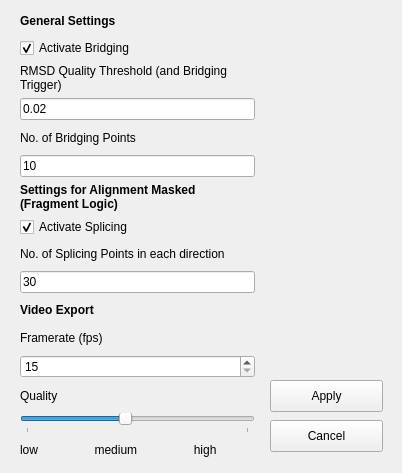
Before: the Qt Designer form MolVista/modules/settings.ui in ts-quantum/MolSuite, drawn with Qt 5.
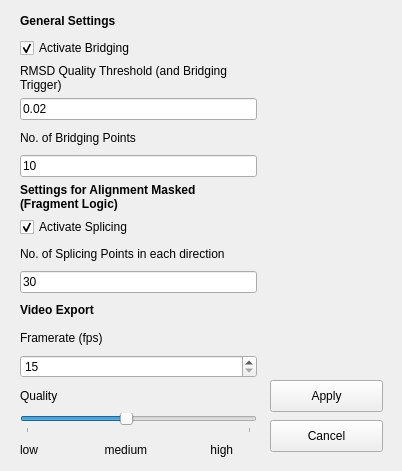
After: the same form once the commit is applied.

```diff
--- a/MolVista/modules/settings.ui
+++ b/MolVista/modules/settings.ui
@@ -7,7 +7,7 @@
     <x>0</x>
     <y>0</y>
     <width>402</width>
-    <height>473</height>
+    <height>471</height>
    </rect>
   </property>
   <property name="windowTitle">
@@ -44,7 +44,7 @@
     <rect>
      <x>20</x>
      <y>10</y>
-     <width>235</width>
+     <width>237</width>
      <height>451</height>
     </rect>
    </property>
@@ -53,7 +53,6 @@
      <widget class="QLabel" name="label_3">
       <property name="font">
        <font>
-        <weight>75</weight>
         <bold>true</bold>
        </font>
       </property>
@@ -110,7 +109,6 @@
      <widget class="QLabel" name="label">
       <property name="font">
        <font>
-        <weight>75</weight>
         <bold>true</bold>
        </font>
       </property>
@@ -153,7 +151,6 @@
      <widget class="QLabel" name="label_6">
       <property name="font">
        <font>
-        <weight>75</weight>
         <bold>true</bold>
        </font>
       </property>
@@ -208,7 +205,7 @@
     <item>
      <widget class="QLabel" name="label_9">
       <property name="text">
-       <string>low                 medium                 high</string>
+       <string>low                    medium                   high</string>
       </property>
      </widget>
     </item>
```
Left out of the diff: 4 changed lines with no effect on the pictures.
